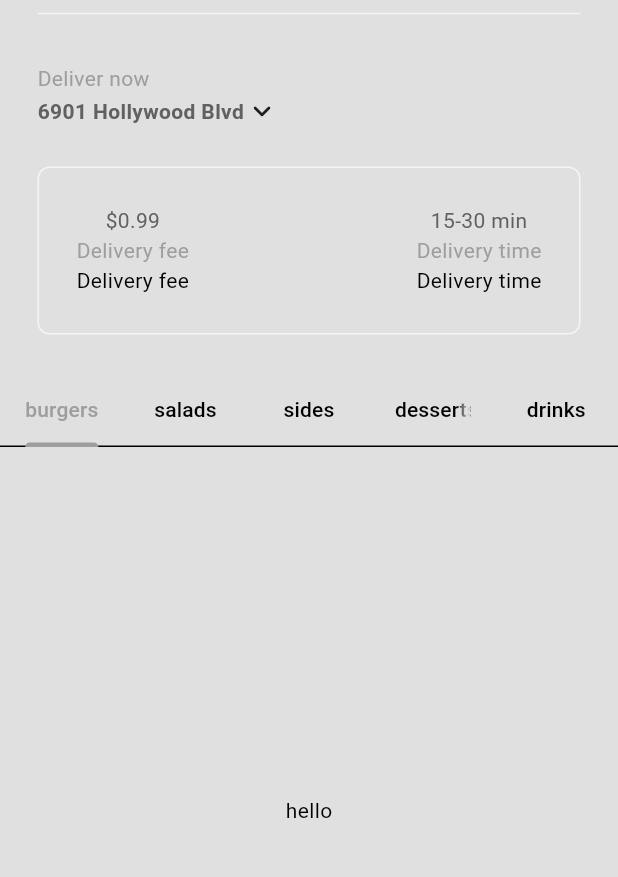
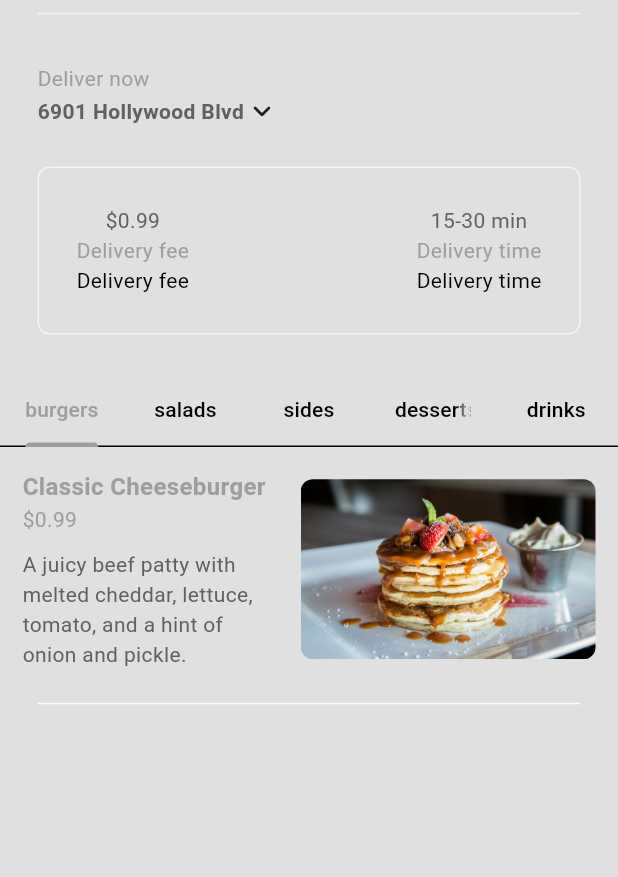
Before and after one commit to nahidularafat/Food_delivery_application_flutter, a Flutter app: the screen it shows after launch, after a tap on "Sign In", on a phone screen of 412 x 824 dp, the part 63-940 px from its top. Run offline on Flutter 3.47's test engine with Material 3 defaults, Android fonts, the phone set to English and light mode, and no system bars.

Commit message:
Added food page and updated home page

```diff
--- /dev/null
+++ b/lib/components/my_food_tile.dart
@@ -0,0 +1,80 @@
+import 'package:flutter/material.dart';
+import '../models/food.dart';
+
+class FoodTile extends StatelessWidget {
+  final Food food;
+  final void Function()? onTap;
+
+  const FoodTile({
+    super.key,
+    required this.food,
+    required this.onTap,
+  });
+
+  @override
+  Widget build(BuildContext context) {
+    return Column(
+      children: [
+        GestureDetector(
+          onTap: onTap,
+          child: Padding(
+            padding: const EdgeInsets.all(15.0),
+            child: Row(
+              children: [
+                // text food details
+                Expanded(
+                  child: Column(
+                    crossAxisAlignment: CrossAxisAlignment.start,
+                    children: [
+                      Text(
+                        food.name,
+                        style: TextStyle(
+                          fontWeight: FontWeight.bold,
+                          fontSize: 16,
+                          color: Theme.of(context).colorScheme.primary,
+                        ),
+                      ),
+                      Text(
+                        '\$${food.price.toString()}',
+                        style: TextStyle(
+                          color: Theme.of(context).colorScheme.primary,
+                        ),
+                      ),
+                      const SizedBox(height: 10),
+                      Text(
+                        food.description,
+                        style: TextStyle(
+                          color: Theme.of(context)
+                              .colorScheme
+                              .inversePrimary,
+                        ),
+                      ),
+                    ],
+                  ),
+                ),
+
+                const SizedBox(width: 15),
+
+                // food image with rounded corners
+                ClipRRect(
+                  borderRadius: BorderRadius.circular(8),
+                  child: Image.asset(
+                    food.imagePath,
+                    height: 120,
+                  ),
+                ),
+              ],
+            ),
+          ),
+        ),
+
+        // divider line
+        Divider(
+          color: Theme.of(context).colorScheme.tertiary,
+          endIndent: 25,
+          indent: 25,
+        ),
+      ],
+    );
+  }
+}
--- a/lib/main.dart
+++ b/lib/main.dart
@@ -1,13 +1,21 @@
 import 'package:flutter/material.dart';
+import 'package:fooddeliveryapp/models/resturant.dart';
 // import 'package:fooddeliveryapp/pages/register_page.dart';
 import 'package:provider/provider.dart'; // এটা খুবই জরুরি
 import 'package:fooddeliveryapp/themes/theme_provider.dart';
 import 'package:fooddeliveryapp/auth/login_or_register.dart';
 
 void main() {
+  WidgetsFlutterBinding.ensureInitialized();
+
   runApp(
-    ChangeNotifierProvider(
-      create: (context) => ThemeProvider(),
+    MultiProvider(
+      providers: [
+        // theme provider
+        ChangeNotifierProvider(create: (context) => ThemeProvider()),
+        // restaurant provider
+        ChangeNotifierProvider(create: (context) => Restaurant()),
+      ],
       child: const MyApp(),
     ),
   );
--- a/lib/models/resturant.dart
+++ b/lib/models/resturant.dart
@@ -1,6 +1,7 @@
+import 'package:flutter/material.dart';
 import 'food.dart';
 
-class Restaurant {
+class Restaurant extends ChangeNotifier {
   // List of food menu
   final List<Food> _menu = [
     // burgers
@@ -8,7 +9,7 @@ class Restaurant {
       name: "Classic Cheeseburger",
       description:
           "A juicy beef patty with melted cheddar, lettuce, tomato, and a hint of onion and pickle.",
-      imagePath: "lib/images/burgers/cheese_burger.png",
+      imagePath: "lib/images/burgers/pexels-ash-craig-122861-376464.jpg",
       price: 0.99,
       category: FoodCategory.burgers,
       availableAddons: [
@@ -17,12 +18,13 @@ class Restaurant {
         Addon(name: "Avocado", price: 2.99),
       ],
     ),
+
     // salads
     Food(
       name: "Caesar Salad",
       description:
           "Fresh romaine lettuce tossed with Caesar dressing, croutons, and parmesan cheese.",
-      imagePath: "lib/images/salads/caesar_salad.png",
+      imagePath: "lib/images/salads/pexels-vanmalidate-769289.jpg",
       price: 4.99,
       category: FoodCategory.salads,
       availableAddons: [
@@ -30,11 +32,12 @@ class Restaurant {
         Addon(name: "Avocado", price: 1.99),
       ],
     ),
+
     // sides
     Food(
       name: "French Fries",
       description: "Golden and crispy seasoned French fries.",
-      imagePath: "lib/images/sides/french_fries.png",
+      imagePath: "lib/images/sides/pexels-janetrangdoan-1099680.jpg",
       price: 1.99,
       category: FoodCategory.sides,
       availableAddons: [
@@ -42,12 +45,13 @@ class Restaurant {
         Addon(name: "Ranch Dip", price: 0.49),
       ],
     ),
+
     // desserts
     Food(
       name: "Chocolate Lava Cake",
       description:
           "Warm chocolate cake with a molten chocolate center served with vanilla ice cream.",
-      imagePath: "lib/images/desserts/lava_cake.png",
+      imagePath: "lib/images/desserts/pexels-dapur-melodi-192125-1109197.jpg",
       price: 3.99,
       category: FoodCategory.desserts,
       availableAddons: [
@@ -55,11 +59,12 @@ class Restaurant {
         Addon(name: "Caramel Drizzle", price: 0.79),
       ],
     ),
+
     // drinks
     Food(
       name: "Iced Lemon Tea",
       description: "Refreshing iced tea with a splash of lemon.",
-      imagePath: "lib/images/drinks/iced_lemon_tea.png",
+      imagePath: "lib/images/drinks/iced_lemon_tea.png.jpg", // note: double extension, fix if typo
       price: 1.49,
       category: FoodCategory.drinks,
       availableAddons: [
--- /dev/null
+++ b/lib/pages/food_page.dart
@@ -0,0 +1,25 @@
+import 'package:flutter/material.dart';
+import 'package:fooddeliveryapp/models/food.dart';
+
+class FoodPage extends StatefulWidget {
+  final Food food;
+
+  const FoodPage({
+    super.key,
+    required this.food,
+  });
+
+  @override
+  State<FoodPage> createState() => _FoodPageState();
+}
+
+class _FoodPageState extends State<FoodPage> {
+  @override
+  Widget build(BuildContext context) {
+    return Column(
+      children: [
+        Image.asset(widget.food.imagePath),
+      ],
+    ); // Column
+  }
+}
--- a/lib/pages/home_page.dart
+++ b/lib/pages/home_page.dart
@@ -2,9 +2,13 @@ import 'package:flutter/material.dart';
 import 'package:fooddeliveryapp/components/my_current_location.dart';
 import 'package:fooddeliveryapp/components/my_description_box.dart';
 import 'package:fooddeliveryapp/components/my_drawer.dart';
+import 'package:fooddeliveryapp/components/my_food_tile.dart';
 import 'package:fooddeliveryapp/components/my_sliver_app_bar.dart';
 import 'package:fooddeliveryapp/components/my_tab_bar.dart';
 import 'package:fooddeliveryapp/models/food.dart';
+import 'package:fooddeliveryapp/models/resturant.dart';
+import 'package:fooddeliveryapp/pages/food_page.dart';
+import 'package:provider/provider.dart';
 
 class HomePage extends StatefulWidget {
   const HomePage({super.key});
@@ -16,29 +20,64 @@ class HomePage extends StatefulWidget {
 class _HomePageState extends State<HomePage>
     with SingleTickerProviderStateMixin {
   // TabController
-
   late TabController _tabController;
 
   @override
   void initState() {
     super.initState();
-_tabController = TabController(length: FoodCategory.values.length, vsync: this);
+    _tabController = TabController(
+      length: FoodCategory.values.length,
+      vsync: this,
+    );
   }
 
   @override
   void dispose() {
     _tabController.dispose();
-    super.dispose(); // শুধুমাত্র একবার থাকা উচিত
+    super.dispose();
   }
 
+  // sort out and return a list of food items that belong to a specific category
+  List<Food> _filterMenuByCategory(FoodCategory category, List<Food> fullMenu) {
+    return fullMenu.where((food) => food.category == category).toList();
+  }
+
+  // return list of foods in given category
+  List<Widget> getFoodInThisCategory(List<Food> fullMenu) {
+    return FoodCategory.values.map((category) {
+      List<Food> categoryMenu = _filterMenuByCategory(category, fullMenu);
+
+return ListView.builder(
+  itemCount: categoryMenu.length,
+  physics: const NeverScrollableScrollPhysics(),
+  padding: EdgeInsets.zero,
+  itemBuilder: (context, index) {
+    // get individual food
+    final food = categoryMenu[index];
+
+    // return food tile UI
+    return FoodTile(
+      food: food,
+      onTap: () => Navigator.push(
+        context,
+        MaterialPageRoute(
+          builder: (context) => FoodPage(food: food),
+        ),
+      ),
+    );
+  },
+);
+
+
+    }).toList();
+  }
 
   @override
   Widget build(BuildContext context) {
     return Scaffold(
       drawer: const MyDrawer(),
       body: NestedScrollView(
-        headerSliverBuilder:
-            (context, innerBoxIsScrolled) => [
+        headerSliverBuilder: (context, innerBoxIsScrolled) => [
               MySliverAppBar(
                 title: MyTabBar(tabController: _tabController),
                 child: Column(
@@ -48,24 +87,20 @@ _tabController = TabController(length: FoodCategory.values.length, vsync: this);
                       indent: 25,
                       endIndent: 25,
                       color: Theme.of(context).colorScheme.secondary,
-                    ), // Divider
-                    // my current location
+                    ),
                     const MyCurrentLocation(),
-                    // description box
                     const MyDescriptionBox(),
                   ],
                 ),
-              ), // MySliverAppBar
+              ),
             ],
-        body: TabBarView(
-          controller: _tabController,
-          children: [
-            Center(child: Text("hello")),
-            Center(child: Text("f")),
-            Center(child: Text("k")),
-          ],
-        ),
-      ), // NestedScrollView
-    ); // Scaffold
+        body: Consumer<Restaurant>(
+    builder: (context, restaurant, child) => TabBarView(
+        controller: _tabController,
+        children: getFoodInThisCategory(restaurant.menu),
+    ), // TabBarView
+), // Consumer
+      ),
+    );
   }
 }
```
Also changed, not shown: lib/images/drinks/iced_lemon_tea.png.jpg (renamed from lib/images/drinks/pexels-goumbik-349609.jpg).
